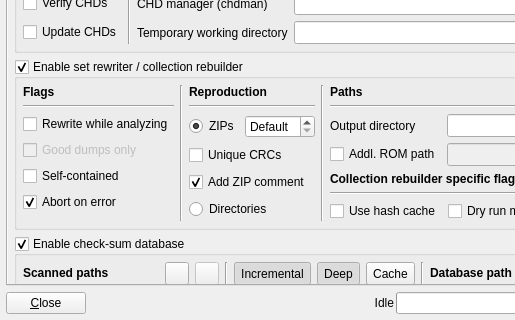
qmc2/qmc2-mame-fe, file romalyzer.ui: the form before one commit; both pictures show x 0 to 515 and y 339 to 659 of the 732 by 659 pixel window.
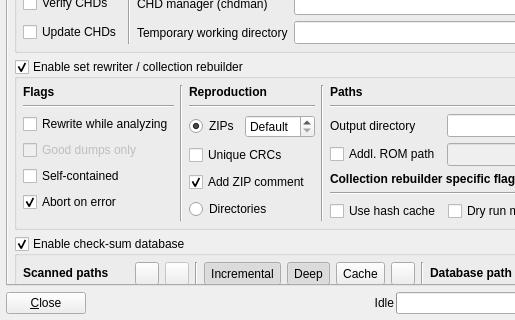
The form after the commit. The open tabs and pages were chosen to show the change. Icons and pictures are not drawn.

Commit message: wip: added a WIP-ified libarchive code path for the check-sum scanner

Patch:
```diff
--- a/romalyzer.ui
+++ b/romalyzer.ui
@@ -355,9 +355,9 @@
           <property name="geometry">
            <rect>
             <x>0</x>
-            <y>-213</y>
-            <width>702</width>
-            <height>776</height>
+            <y>-338</y>
+            <width>692</width>
+            <height>968</height>
            </rect>
           </property>
           <layout class="QGridLayout" name="gridLayoutScrollAreeaSettings" rowstretch="0,0,0,1,0">
@@ -1570,6 +1570,20 @@
                     </property>
                    </widget>
                   </item>
+                  <item>
+                   <widget class="QToolButton" name="toolButtonCheckSumDbLibArchive">
+                    <property name="toolTip">
+                     <string>Use libarchive instead of built-in decompressors</string>
+                    </property>
+                    <property name="icon">
+                     <iconset resource="qmc2.qrc">
+                      <normaloff>:/data/img/archive.png</normaloff>:/data/img/archive.png</iconset>
+                    </property>
+                    <property name="checkable">
+                     <bool>true</bool>
+                    </property>
+                   </widget>
+                  </item>
                  </layout>
                 </item>
                 <item row="2" column="0" rowspan="8" colspan="3">
```
Left out of the diff: 97 changed lines with no effect on the pictures. The commit also changes 14 other files.
